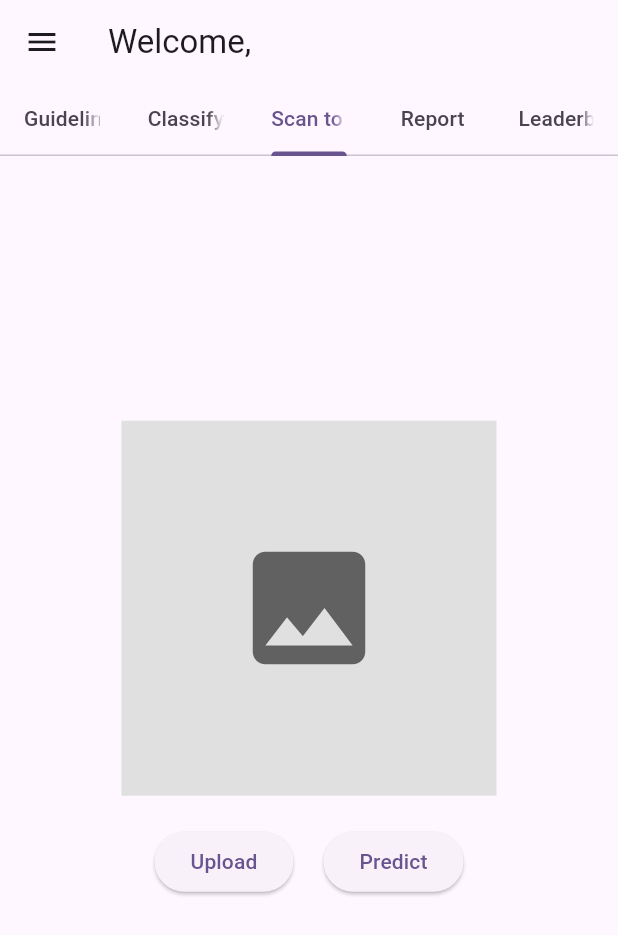
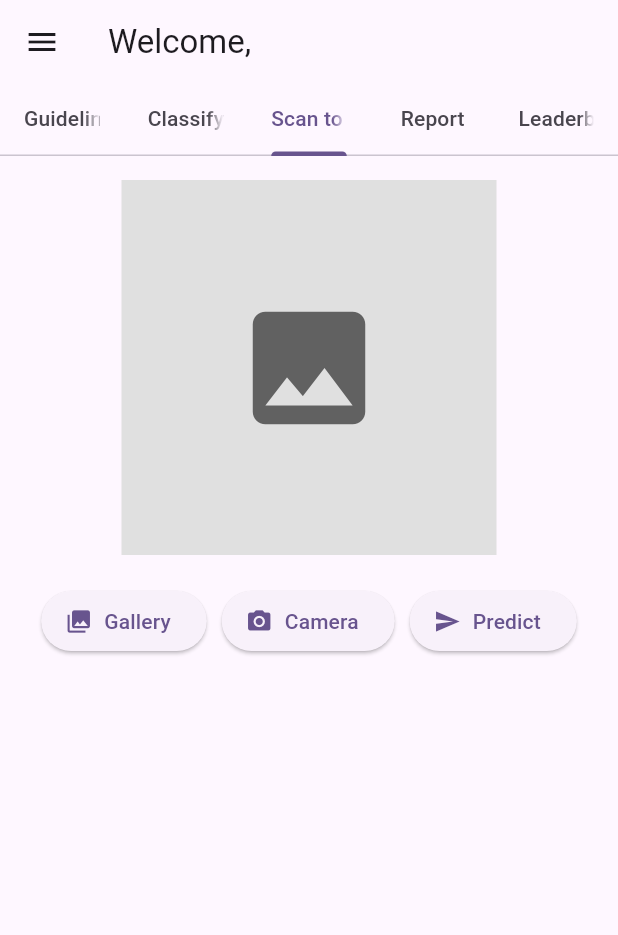
Before and after one commit to PoojithaMS-23/Smart_waste_segrregation, a Flutter app: the UserDashboardPage screen opened directly with empty values, tab 3 chosen, on a phone screen of 412 x 824 dp. Shown: the top 935 px of the screen. Run offline on Flutter 3.47's test engine with Material 3 defaults, Android fonts, the light colour scheme and no system bars; our stand-ins replace image_picker, sqflite; accounts and stored records are empty.

Commit message:
Add camera capture feature for Classifying the waste

```diff
--- a/classifer/lib/scan_classify.dart
+++ b/classifer/lib/scan_classify.dart
@@ -2,22 +2,25 @@ import 'dart:io';
 import 'dart:convert';
 import 'package:flutter/material.dart';
 import 'package:image_picker/image_picker.dart';
-import '../services/api_service.dart';
+import '../services/api_service.dart'; // adjust path to your ApiService
 
 class ScanClassifyTab extends StatefulWidget {
-  const ScanClassifyTab({Key? key}) : super(key: key);
+  const ScanClassifyTab({super.key});
 
   @override
   State<ScanClassifyTab> createState() => _ScanClassifyTabState();
 }
 
 class _ScanClassifyTabState extends State<ScanClassifyTab> {
-  File? _selectedImage;      // picked image
-  String predictionText = ""; // prediction result
+  File? _selectedImage;
+  String predictionText = "";
+  bool _loading = false;
 
-  void pickImage() async {
-    final pickedFile =
-    await ImagePicker().pickImage(source: ImageSource.gallery);
+  final ImagePicker _picker = ImagePicker();
+
+  /// pick image from gallery
+  Future<void> _pickFromGallery() async {
+    final pickedFile = await _picker.pickImage(source: ImageSource.gallery);
     if (pickedFile != null) {
       setState(() {
         _selectedImage = File(pickedFile.path);
@@ -26,30 +29,50 @@ class _ScanClassifyTabState extends State<ScanClassifyTab> {
     }
   }
 
-  void predictImage() async {
+  /// capture image from camera
+  Future<void> _captureFromCamera() async {
+    final pickedFile = await _picker.pickImage(source: ImageSource.camera);
+    if (pickedFile != null) {
+      setState(() {
+        _selectedImage = File(pickedFile.path);
+        predictionText = "";
+      });
+    }
+  }
+
+  /// upload to API
+  Future<void> _predictImage() async {
     if (_selectedImage == null) return;
 
-    String result = await ApiService.uploadImage(_selectedImage!);
+    setState(() {
+      _loading = true;
+    });
+
+    final result = await ApiService.uploadImage(_selectedImage!);
+
     try {
-      var decoded = json.decode(result);
+      final decoded = json.decode(result);
       setState(() {
-        predictionText = decoded['prediction'];
+        predictionText = decoded['prediction'] ?? "No prediction returned";
       });
     } catch (e) {
       setState(() {
         predictionText = "Error parsing response";
+      });
+    } finally {
+      setState(() {
+        _loading = false;
       });
     }
   }
 
   @override
   Widget build(BuildContext context) {
-    return Padding(
+    return SingleChildScrollView(
       padding: const EdgeInsets.all(16),
       child: Column(
         mainAxisAlignment: MainAxisAlignment.center,
         children: [
-          // Image box
           _selectedImage != null
               ? Image.file(
             _selectedImage!,
@@ -64,19 +87,41 @@ class _ScanClassifyTabState extends State<ScanClassifyTab> {
             child: Icon(Icons.image, size: 100, color: Colors.grey[700]),
           ),
           const SizedBox(height: 20),
-          Row(
-            mainAxisAlignment: MainAxisAlignment.center,
+
+          // Buttons section with Wrap (replacing Row with wrap)
+          Wrap(
+            spacing: 10,
+            runSpacing: 10,
+            alignment: WrapAlignment.center,
             children: [
-              ElevatedButton(onPressed: pickImage, child: const Text("Upload")),
-              const SizedBox(width: 20),
-              ElevatedButton(onPressed: predictImage, child: const Text("Predict")),
+              ElevatedButton.icon(
+                icon: const Icon(Icons.photo_library),
+                onPressed: _pickFromGallery,
+                label: const Text("Gallery"),
+              ),
+              ElevatedButton.icon(
+                icon: const Icon(Icons.camera_alt),
+                onPressed: _captureFromCamera,
+                label: const Text("Camera"),
+              ),
+              ElevatedButton.icon(
+                icon: const Icon(Icons.send),
+                onPressed: _loading ? null : _predictImage,
+                label: const Text("Predict"),
+              ),
             ],
           ),
+
           const SizedBox(height: 20),
-          Text(
-            predictionText,
-            style: const TextStyle(fontSize: 20, fontWeight: FontWeight.bold),
-          ),
+
+          if (_loading) const CircularProgressIndicator(),
+
+          if (predictionText.isNotEmpty && !_loading)
+            Text(
+              predictionText,
+              style: const TextStyle(fontSize: 20, fontWeight: FontWeight.bold),
+              textAlign: TextAlign.center,
+            ),
         ],
       ),
     );
--- a/classifer/lib/user_dashboard.dart
+++ b/classifer/lib/user_dashboard.dart
@@ -54,7 +54,7 @@ class _UserDashboardPageState extends State<UserDashboardPage> {
   Widget build(BuildContext context) {
     final ownerName = _member?.ownerName;
     return DefaultTabController(
-      length: 5,
+      length: 5,  // increased by 1 for adding the Scan to classify tab
       child: Scaffold(
         appBar: AppBar(
           title: Text(
@@ -66,7 +66,7 @@ class _UserDashboardPageState extends State<UserDashboardPage> {
             tabs: [
               Tab(text: 'Guidelines'),
               Tab(text: 'Classify Waste'),
-              Tab(text: 'Scan to Classify'),
+              Tab(text: 'Scan to Classify'), // tab for uploading image and classifying
               Tab(text: 'Report'),
               Tab(text: 'Leaderboard'),
             ],
@@ -114,8 +114,7 @@ class _UserDashboardPageState extends State<UserDashboardPage> {
           children: [
             const GuidelinesTab(),
             const ClassifyWasteTab(),
-            const ScanClassifyTab(),
-            const ScanClassifyTab(),
+            const ScanClassifyTab(), // for classifying page
             ReportTab(username: widget.username),  // pass username here
             const LeaderboardTab(),
           ],
--- a/classifer/pubspec.yaml
+++ b/classifer/pubspec.yaml
@@ -39,6 +39,7 @@ dependencies:
   path_provider: ^2.1.2
   path: ^1.9.0
   syncfusion_flutter_charts: ^20.2.48
+  # to integrate with backend and uploading images
   http: ^1.2.0
   image_picker: ^1.0.4
 
```
